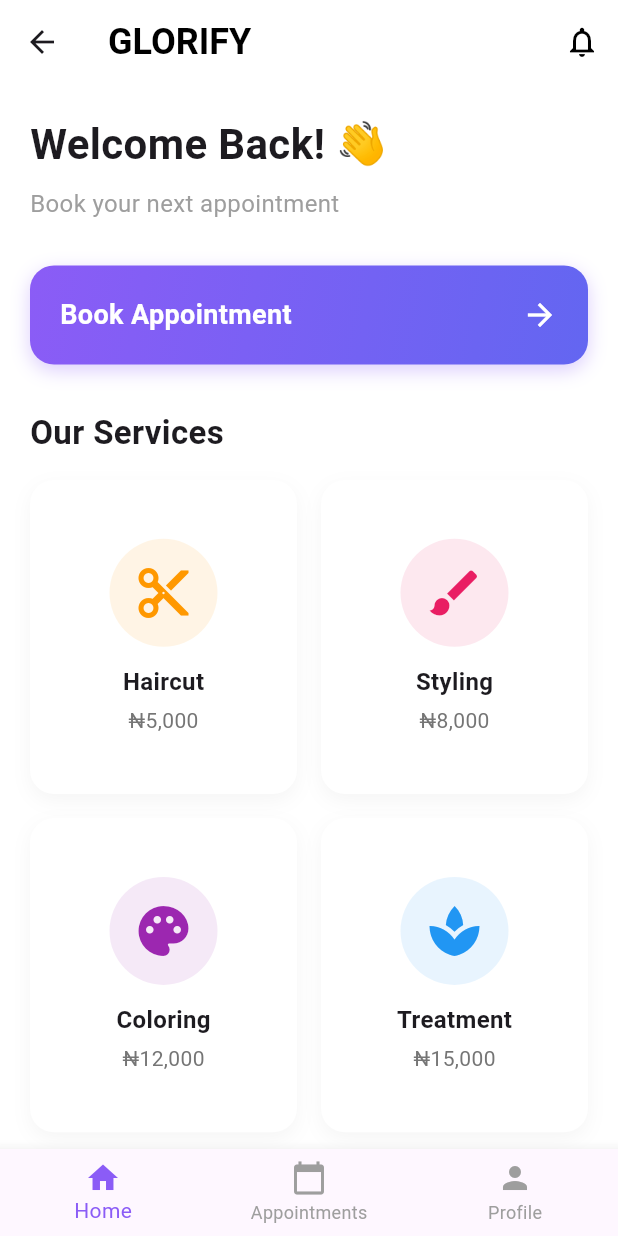
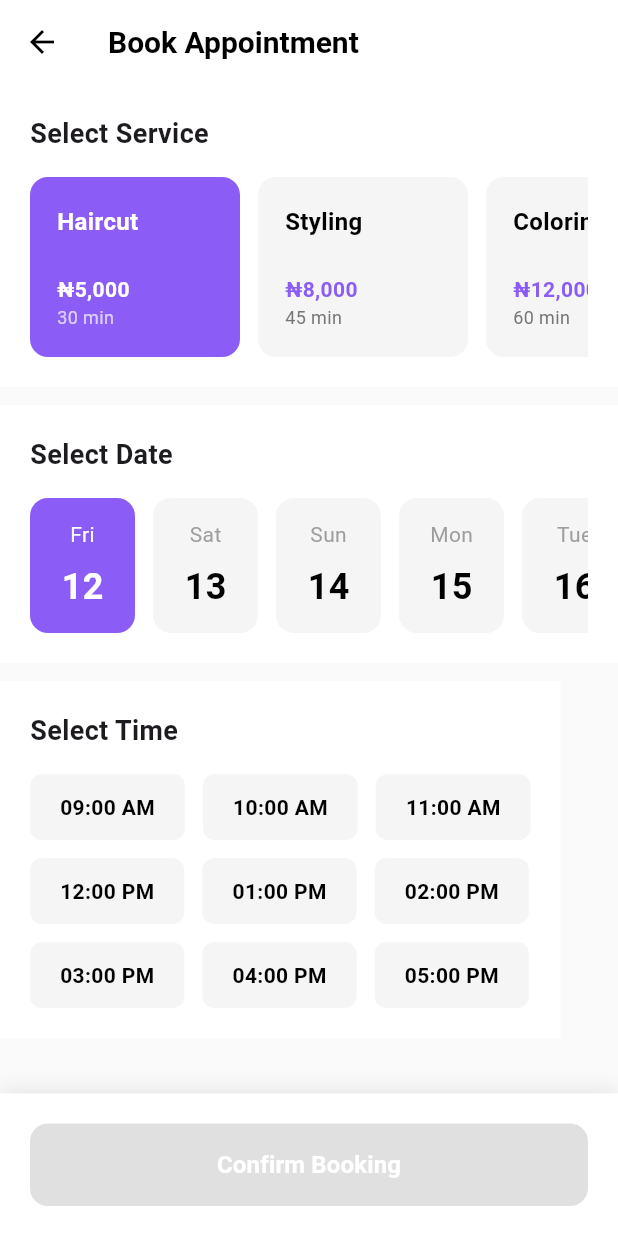
Before and after one commit to ihennapraise/GLORIFY, a Flutter app: the HomeScreen screen opened by its route, after a tap on "Book Appointment", on a phone screen of 412 x 824 dp. Run offline on Flutter 3.47's test engine with Material 3 defaults, Android fonts, the phone set to English and light mode, and no system bars.

Commit message:
complete GLORIFY salon booking app - 7 screens

```diff
--- a/lib/main.dart
+++ b/lib/main.dart
@@ -1,7 +1,10 @@
 import 'package:flutter/material.dart';
 import 'screens/splash_screen.dart';
 import 'screens/login_screen.dart';
-import 'screens/home_screen.dart';  // NEW LINE
+import 'screens/home_screen.dart';
+import 'screens/booking_screen.dart';
+import 'screens/appointments_screen.dart';
+import 'screens/profile_screen.dart';
 
 void main() {
   runApp(const GlorifyApp());
@@ -15,13 +18,15 @@ class GlorifyApp extends StatelessWidget {
     return MaterialApp(
       title: 'GLORIFY',
       debugShowCheckedModeBanner: false,
-      theme: ThemeData(
-        primarySwatch: Colors.purple,    ),
+      theme: ThemeData(primarySwatch: Colors.purple),
       initialRoute: '/splash',
       routes: {
         '/splash': (context) => const SplashScreen(),
         '/login': (context) => const LoginScreen(),
-        '/home': (context) => const HomeScreen(),  // NEW LINE
+        '/home': (context) => const HomeScreen(),
+        '/booking': (context) => const BookingScreen(),
+        '/appointments': (context) => const AppointmentsScreen(),
+        '/profile': (context) => const ProfileScreen(),
       },
     );
   }
--- a/lib/screens/booking_screen.dart
+++ b/lib/screens/booking_screen.dart
@@ -0,0 +1,222 @@
+import 'package:flutter/material.dart';
+
+class BookingScreen extends StatefulWidget {
+  const BookingScreen({Key? key}) : super(key: key);
+
+  @override
+  State<BookingScreen> createState() => _BookingScreenState();
+}
+
+class _BookingScreenState extends State<BookingScreen> {
+  String selectedService = 'Haircut';
+  DateTime selectedDate = DateTime.now();
+  String selectedTime = '';
+
+  final List<Map<String, dynamic>> services = [
+    {'name': 'Haircut', 'price': '₦5,000', 'duration': '30 min'},
+    {'name': 'Styling', 'price': '₦8,000', 'duration': '45 min'},
+    {'name': 'Coloring', 'price': '₦12,000', 'duration': '60 min'},
+    {'name': 'Treatment', 'price': '₦15,000', 'duration': '90 min'},
+    {'name': 'Braiding', 'price': '₦10,000', 'duration': '120 min'},
+  ];
+
+  final List<String> timeSlots = ['09:00 AM', '10:00 AM', '11:00 AM', '12:00 PM', '01:00 PM', '02:00 PM', '03:00 PM', '04:00 PM', '05:00 PM'];
+
+  @override
+  Widget build(BuildContext context) {
+    return Scaffold(
+      backgroundColor: Colors.grey[50],
+      appBar: AppBar(
+        backgroundColor: Colors.white,
+        elevation: 0,
+        leading: IconButton(icon: const Icon(Icons.arrow_back, color: Colors.black), onPressed: () => Navigator.pop(context)),
+        title: const Text('Book Appointment', style: TextStyle(color: Colors.black, fontSize: 20, fontWeight: FontWeight.bold)),
+      ),
+      body: SingleChildScrollView(
+        child: Column(
+          crossAxisAlignment: CrossAxisAlignment.start,
+          children: [
+            Container(
+              color: Colors.white,
+              padding: const EdgeInsets.all(20),
+              child: Column(
+                crossAxisAlignment: CrossAxisAlignment.start,
+                children: [
+                  const Text('Select Service', style: TextStyle(fontSize: 18, fontWeight: FontWeight.bold)),
+                  const SizedBox(height: 16),
+                  SizedBox(
+                    height: 120,
+                    child: ListView.builder(
+                      scrollDirection: Axis.horizontal,
+                      itemCount: services.length,
+                      itemBuilder: (context, index) {
+                        final service = services[index];
+                        final isSelected = selectedService == service['name'];
+                        return GestureDetector(
+                          onTap: () => setState(() => selectedService = service['name']),
+                          child: Container(
+                            width: 140,
+                            margin: const EdgeInsets.only(right: 12),
+                            padding: const EdgeInsets.all(16),
+                            decoration: BoxDecoration(
+                              color: isSelected ? const Color(0xFF8B5CF6) : Colors.grey[100],
+                              borderRadius: BorderRadius.circular(12),
+                              border: Border.all(color: isSelected ? const Color(0xFF8B5CF6) : Colors.transparent, width: 2),
+                            ),
+                            child: Column(
+                              crossAxisAlignment: CrossAxisAlignment.start,
+                              mainAxisAlignment: MainAxisAlignment.spaceBetween,
+                              children: [
+                                Text(service['name'], style: TextStyle(fontSize: 16, fontWeight: FontWeight.bold, color: isSelected ? Colors.white : Colors.black)),
+                                Column(
+                                  crossAxisAlignment: CrossAxisAlignment.start,
+                                  children: [
+                                    Text(service['price'], style: TextStyle(fontSize: 14, fontWeight: FontWeight.w600, color: isSelected ? Colors.white : const Color(0xFF8B5CF6))),
+                                    Text(service['duration'], style: TextStyle(fontSize: 12, color: isSelected ? Colors.white70 : Colors.grey[600])),
+                                  ],
+                                ),
+                              ],
+                            ),
+                          ),
+                        );
+                      },
+                    ),
+                  ),
+                ],
+              ),
+            ),
+            const SizedBox(height: 12),
+            Container(
+              color: Colors.white,
+              padding: const EdgeInsets.all(20),
+              child: Column(
+                crossAxisAlignment: CrossAxisAlignment.start,
+                children: [
+                  const Text('Select Date', style: TextStyle(fontSize: 18, fontWeight: FontWeight.bold)),
+                  const SizedBox(height: 16),
+                  SizedBox(
+                    height: 90,
+                    child: ListView.builder(
+                      scrollDirection: Axis.horizontal,
+                      itemCount: 14,
+                      itemBuilder: (context, index) {
+                        final date = DateTime.now().add(Duration(days: index));
+                        final isSelected = selectedDate.day == date.day && selectedDate.month == date.month;
+                        return GestureDetector(
+                          onTap: () => setState(() => selectedDate = date),
+                          child: Container(
+                            width: 70,
+                            margin: const EdgeInsets.only(right: 12),
+                            decoration: BoxDecoration(color: isSelected ? const Color(0xFF8B5CF6) : Colors.grey[100], borderRadius: BorderRadius.circular(12)),
+                            child: Column(
+                              mainAxisAlignment: MainAxisAlignment.center,
+                              children: [
+                                Text(_getWeekday(date.weekday), style: TextStyle(fontSize: 14, color: isSelected ? Colors.white : Colors.grey)),
+                                const SizedBox(height: 8),
+                                Text(date.day.toString(), style: TextStyle(fontSize: 24, fontWeight: FontWeight.bold, color: isSelected ? Colors.white : Colors.black)),
+                              ],
+                            ),
+                          ),
+                        );
+                      },
+                    ),
+                  ),
+                ],
+              ),
+            ),
+            const SizedBox(height: 12),
+            Container(
+              color: Colors.white,
+              padding: const EdgeInsets.all(20),
+              child: Column(
+                crossAxisAlignment: CrossAxisAlignment.start,
+                children: [
+                  const Text('Select Time', style: TextStyle(fontSize: 18, fontWeight: FontWeight.bold)),
+                  const SizedBox(height: 16),
+                  Wrap(
+                    spacing: 12,
+                    runSpacing: 12,
+                    children: timeSlots.map((time) {
+                      final isSelected = selectedTime == time;
+                      return GestureDetector(
+                        onTap: () => setState(() => selectedTime = time),
+                        child: Container(
+                          padding: const EdgeInsets.symmetric(horizontal: 20, vertical: 12),
+                          decoration: BoxDecoration(color: isSelected ? const Color(0xFF8B5CF6) : Colors.grey[100], borderRadius: BorderRadius.circular(8)),
+                          child: Text(time, style: TextStyle(fontSize: 14, fontWeight: FontWeight.w600, color: isSelected ? Colors.white : Colors.black)),
+                        ),
+                      );
+                    }).toList(),
+                  ),
+                ],
+              ),
+            ),
+            const SizedBox(height: 20),
+          ],
+        ),
+      ),
+      bottomNavigationBar: Container(
+        padding: const EdgeInsets.all(20),
+        decoration: BoxDecoration(color: Colors.white, boxShadow: [BoxShadow(color: Colors.grey.withOpacity(0.2), blurRadius: 10, offset: const Offset(0, -4))]),
+        child: ElevatedButton(
+          onPressed: selectedTime.isEmpty ? null : () => _showConfirmationDialog(context),
+          style: ElevatedButton.styleFrom(
+            backgroundColor: const Color(0xFF8B5CF6),
+            disabledBackgroundColor: Colors.grey[300],
+            padding: const EdgeInsets.symmetric(vertical: 16),
+            shape: RoundedRectangleBorder(borderRadius: BorderRadius.circular(12)),
+          ),
+          child: const Text('Confirm Booking', style: TextStyle(fontSize: 16, fontWeight: FontWeight.bold, color: Colors.white)),
+        ),
+      ),
+    );
+  }
+
+  String _getWeekday(int weekday) {
+    switch (weekday) {
+      case 1: return 'Mon';
+      case 2: return 'Tue';
+      case 3: return 'Wed';
+      case 4: return 'Thu';
+      case 5: return 'Fri';
+      case 6: return 'Sat';
+      case 7: return 'Sun';
+      default: return '';
+    }
+  }
+
+  void _showConfirmationDialog(BuildContext context) {
+    showDialog(
+      context: context,
+      builder: (BuildContext context) {
+        return AlertDialog(
+          shape: RoundedRectangleBorder(borderRadius: BorderRadius.circular(16)),
+          title: const Text('Confirm Booking', style: TextStyle(fontWeight: FontWeight.bold)),
+          content: Column(
+            mainAxisSize: MainAxisSize.min,
+            crossAxisAlignment: CrossAxisAlignment.start,
+            children: [
+              Text('Service: $selectedService'),
+              const SizedBox(height: 8),
+              Text('Date: ${selectedDate.day}/${selectedDate.month}/${selectedDate.year}'),
+              const SizedBox(height: 8),
+              Text('Time: $selectedTime'),
+            ],
+          ),
+          actions: [
+            TextButton(onPressed: () => Navigator.pop(context), child: const Text('Cancel')),
+            ElevatedButton(
+              onPressed: () {
+                Navigator.pop(context);
+                Navigator.pop(context);
+                ScaffoldMessenger.of(context).showSnackBar(const SnackBar(content: Text('Booking confirmed successfully!'), backgroundColor: Colors.green));
+              },
+              style: ElevatedButton.styleFrom(backgroundColor: const Color(0xFF8B5CF6)),
+              child: const Text('Confirm', style: TextStyle(color: Colors.white)),
+            ),
+          ],
+        );
+      },
+    );
+  }
+}
```
Also changed, not shown: lib/screens/appointments_screen.dart (added, +197 -0 lines), lib/screens/profile_screen.dart (added, +197 -0 lines).
